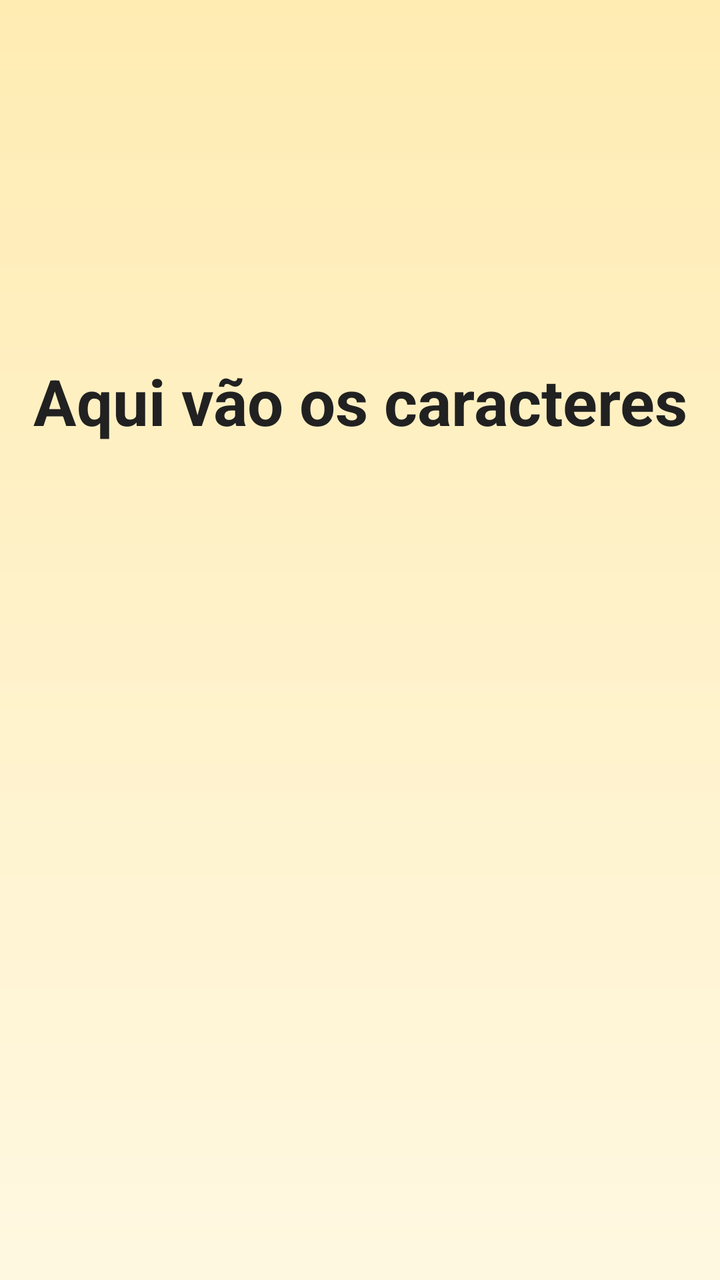
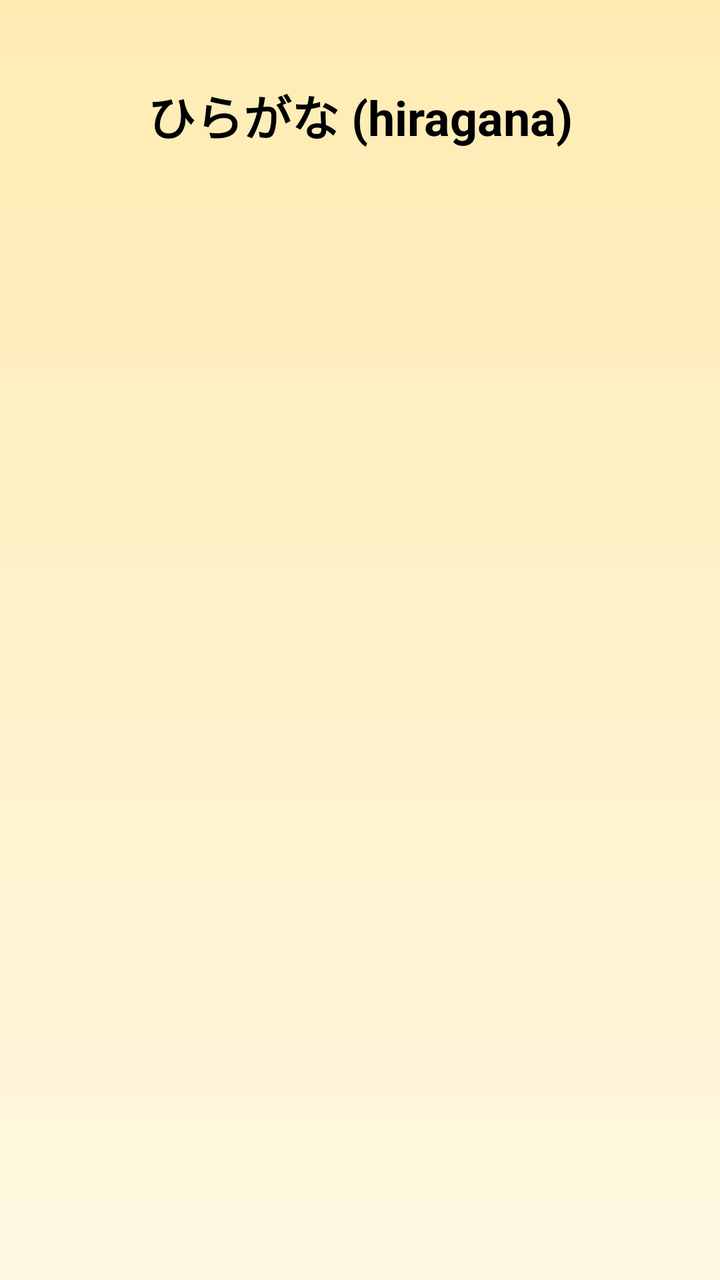

Compare the two renders of this Android layout. The source of the first and the diff that turns it into the second are given below.
<!-- AndroidManifest.xml: application theme Theme.Quiz_japones -->
<!-- res/layout/activity_caracteres.xml -->
<?xml version="1.0" encoding="utf-8"?>
<androidx.constraintlayout.widget.ConstraintLayout xmlns:android="http://schemas.android.com/apk/res/android"
    xmlns:app="http://schemas.android.com/apk/res-auto"
    xmlns:tools="http://schemas.android.com/tools"
    android:id="@+id/main"
    android:layout_width="match_parent"
    android:layout_height="match_parent"
    tools:context=".CaracteresActivity"
    android:background="@drawable/gradiente">

    <TextView
        android:id="@+id/tvTeste"
        android:text="Aqui vão os caracteres"
        android:layout_width="wrap_content"
        android:layout_height="wrap_content"
        android:textSize="32sp"
        android:textStyle="bold"
        android:textColor="@color/textTitulo"
        app:layout_constraintTop_toTopOf="parent"
        app:layout_constraintStart_toStartOf="parent"
        app:layout_constraintEnd_toEndOf="parent"
        app:layout_constraintBottom_toBottomOf="parent"
        app:layout_constraintVertical_bias="0.3" />

</androidx.constraintlayout.widget.ConstraintLayout>
<!-- resources referenced by this layout -->
<resources>
  <color name="textTitulo">#212121</color>
  <!-- drawable gradiente (drawable) -->
  <?xml version="1.0" encoding="utf-8"?>
  <shape xmlns:android="http://schemas.android.com/apk/res/android">
      <gradient
          android:startColor="#FFF8E1"
          android:endColor="#FFECB3"
          android:angle="90" />
  </shape>
  <style name="Theme.Quiz_japones" parent="Base.Theme.Quiz_japones" />
  <style name="Base.Theme.Quiz_japones" parent="Theme.Material3.DayNight.NoActionBar">
          
          
      </style>
</resources>

<!-- the commit's change to res/layout/activity_caracteres.xml (unified diff, before → after) -->
@@ -1,25 +1,40 @@
 <?xml version="1.0" encoding="utf-8"?>
-<androidx.constraintlayout.widget.ConstraintLayout xmlns:android="http://schemas.android.com/apk/res/android"
+<androidx.constraintlayout.widget.ConstraintLayout
+    xmlns:android="http://schemas.android.com/apk/res/android"
     xmlns:app="http://schemas.android.com/apk/res-auto"
     xmlns:tools="http://schemas.android.com/tools"
     android:id="@+id/main"
     android:layout_width="match_parent"
     android:layout_height="match_parent"
-    tools:context=".CaracteresActivity"
-    android:background="@drawable/gradiente">
+    android:background="@drawable/gradiente"
+    android:padding="16dp"
+    tools:context=".CaracteresActivity">
 
     <TextView
-        android:id="@+id/tvTeste"
-        android:text="Aqui vão os caracteres"
+        android:id="@+id/tvTitulo"
         android:layout_width="wrap_content"
         android:layout_height="wrap_content"
-        android:textSize="32sp"
+        android:layout_marginTop="24dp"
+        android:text="ひらがな (hiragana)"
+        android:textColor="@android:color/black"
+        android:textSize="24sp"
         android:textStyle="bold"
-        android:textColor="@color/textTitulo"
-        app:layout_constraintTop_toTopOf="parent"
+        app:layout_constraintEnd_toEndOf="parent"
         app:layout_constraintStart_toStartOf="parent"
+        app:layout_constraintTop_toTopOf="parent" />
+
+    <GridView
+        android:id="@+id/gridViewCaracteres"
+        android:layout_width="0dp"
+        android:layout_height="0dp"
+        android:layout_marginTop="24dp"
+        android:numColumns="5"
+        android:verticalSpacing="8dp"
+        android:horizontalSpacing="8dp"
+        android:gravity="center"
+        app:layout_constraintBottom_toBottomOf="parent"
         app:layout_constraintEnd_toEndOf="parent"
-        app:layout_constraintBottom_toBottomOf="parent"
-        app:layout_constraintVertical_bias="0.3" />
+        app:layout_constraintStart_toStartOf="parent"
+        app:layout_constraintTop_toBottomOf="@id/tvTitulo" />
 
 </androidx.constraintlayout.widget.ConstraintLayout>
<!-- resource entries referenced after the edit -->
@@ -1,6 +1,5 @@
 <!-- resources referenced by this layout -->
 <resources>
-  <color name="textTitulo">#212121</color>
   <!-- drawable gradiente (drawable) -->
   <?xml version="1.0" encoding="utf-8"?>
   <shape xmlns:android="http://schemas.android.com/apk/res/android">
